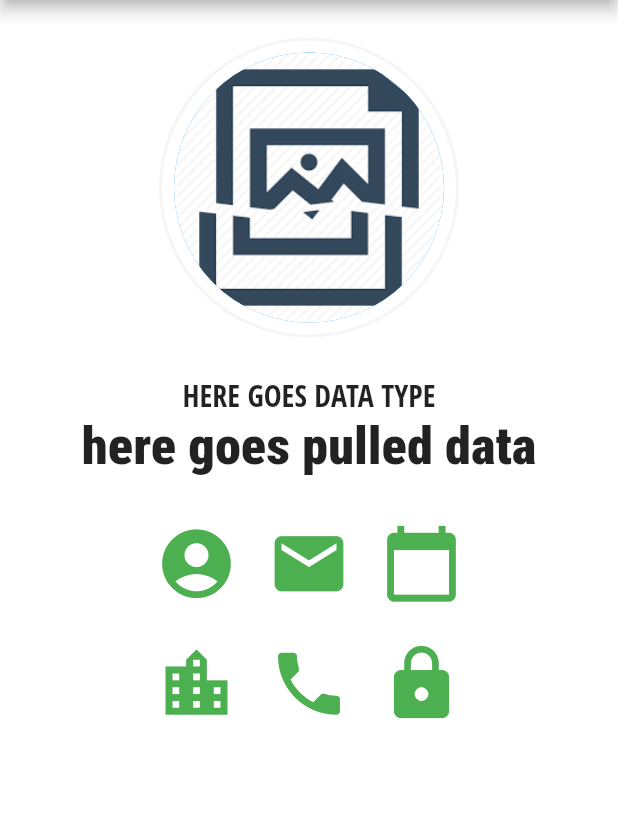
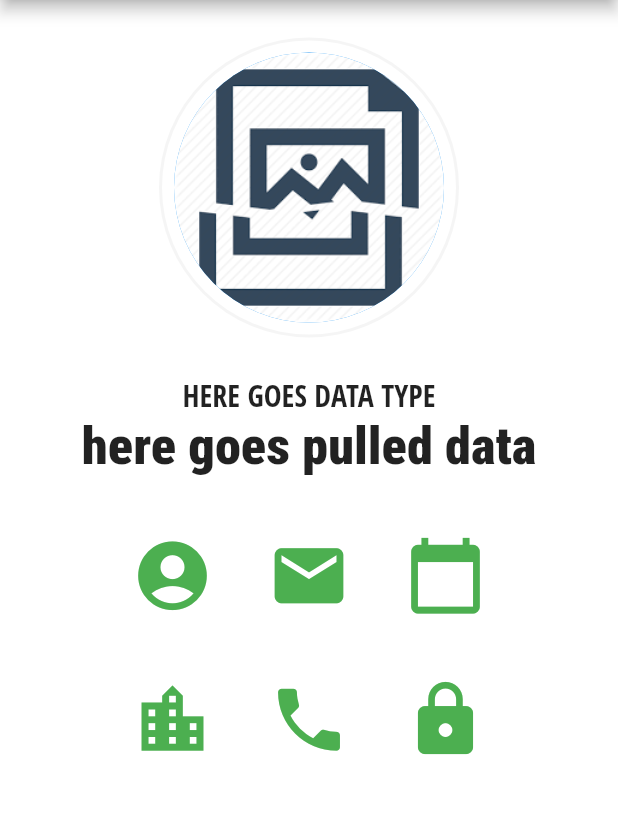
Before and after one commit to RaghavTheGreat1/random_user, a Flutter app: the screen it shows after launch, after a tap on the "account circle" icon, on a phone screen of 412 x 824 dp, the part 84-898 px from its top. Run offline on Flutter 3.47's test engine with Material 2 defaults, Android fonts, the phone set to English and light mode, and no system bars; our stand-ins replace google_fonts.

Commit message:
added Icon CUtton

```diff
--- a/lib/icons.dart
+++ b/lib/icons.dart
@@ -1,26 +1,25 @@
 import 'package:flutter/material.dart';
 
 class AllAboutIcons extends StatelessWidget {
-  AllAboutIcons(
-      {@required this.iconType, this.colour, @required this.onPress});
+  AllAboutIcons({@required this.iconType, this.onPress});
   final IconData iconType;
-  final colour;
+
   final onPress;
   @override
   Widget build(BuildContext context) {
-
     return Padding(
       padding: const EdgeInsets.all(10.0),
       child: Container(
-          child: GestureDetector(
-            onTap: onPress,
-            child: Icon(
-              iconType,
-              size: 55.0,
-              color: colour,
-            ),
+        child: IconButton(
+          icon: Icon(
+            iconType,
           ),
+          disabledColor: Colors.black,
+          color: Colors.green,
+          onPressed: (){print("pressed");},
+          iconSize: 55.0,
         ),
+      ),
     );
   }
 }
--- a/lib/main.dart
+++ b/lib/main.dart
@@ -94,31 +94,31 @@ class _RandomUserState extends State<RandomUser> {
               mainAxisAlignment: MainAxisAlignment.center,
               children: [
                 AllAboutIcons(
-                  colour: selectedColour,
+
                   iconType: Icons.account_circle,
-                  onPress: () {
-                    setState(() {
-                      selectedColour = Colors.green;
-                    });
-                  },
+//                  onPress: () {
+//                    setState(() {
+//                      selectedColour = Colors.green;
+//                    });
+//                  },
                 ),
                 AllAboutIcons(
-                  colour: selectedColour,
+//                  colour: selectedColour,
                   iconType: Icons.mail,
-                  onPress: () {
-                    setState(() {
-                      selectedColour = Colors.green;
-                    });
-                  },
+//                  onPress: () {
+//                    setState(() {
+//                      selectedColour = Colors.green;
+//                    });
+////                  },
                 ),
                 AllAboutIcons(
-                  colour: selectedColour,
+//                  colour: selectedColour,
                   iconType: Icons.calendar_today,
-                  onPress: () {
-                    setState(() {
-                      selectedColour = Colors.green;
-                    });
-                  },
+//                  onPress: () {
+//                    setState(() {
+//                      selectedColour = Colors.green;
+//                    });
+//                  },
                 )
               ],
             ),
@@ -127,31 +127,31 @@ class _RandomUserState extends State<RandomUser> {
               mainAxisAlignment: MainAxisAlignment.center,
               children: [
                 AllAboutIcons(
-                  colour: selectedColour,
+//                  colour: selectedColour,
                   iconType: Icons.location_city,
-                  onPress: () {
-                    setState(() {
-                      selectedColour = Colors.green;
-                    });
-                  },
+//                  onPress: () {
+//                    setState(() {
+//                      selectedColour = Colors.green;
+//                    });
+//                  },
                 ),
                 AllAboutIcons(
-                  colour: selectedColour,
+//                  colour: selectedColour,
                   iconType: Icons.phone,
-                  onPress: () {
-                    setState(() {
-                      selectedColour = Colors.green;
-                    });
-                  },
+//                  onPress: () {
+//                    setState(() {
+//                      selectedColour = Colors.green;
+//                    });
+//                  },
                 ),
                 AllAboutIcons(
-                  colour: selectedColour,
+//                  colour: selectedColour,
                   iconType: Icons.lock,
-                  onPress: () {
-                    setState(() {
-                      selectedColour = Colors.green;
-                    });
-                  },
+//                  onPress: () {
+//                    setState(() {
+//                      selectedColour = Colors.green;
+//                    });
+//                  },
                 )
               ],
             )
--- a/pubspec.yaml
+++ b/pubspec.yaml
@@ -29,6 +29,7 @@ dependencies:
   # The following adds the Cupertino Icons font to your application.
   # Use with the CupertinoIcons class for iOS style icons.
   cupertino_icons: ^0.1.3
+  http:
 
 dev_dependencies:
   flutter_test:
```
Also changed, not shown: pubspec.lock.
